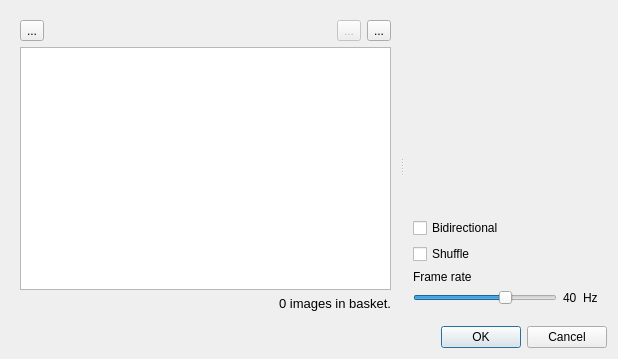
Old version of the form src/BasketSelectionDialog.ui in the repository markus-wa/glmixer-mirror.
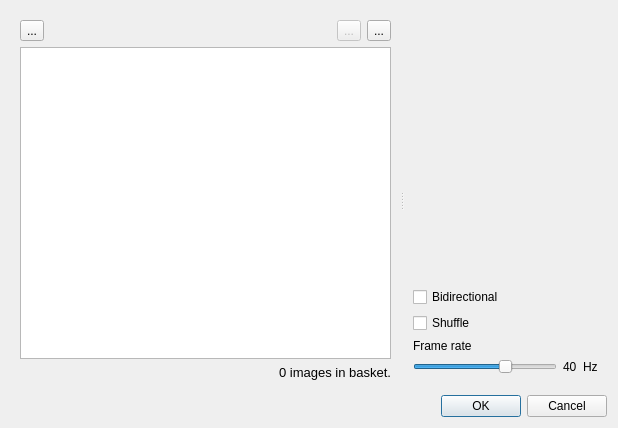
New version of the form. Icons and pictures are not drawn. Custom widgets are drawn as their Qt base class.

Commit message: Working implementation of Basket Source and of Basket Source creation GUI.

```diff
--- a/src/BasketSelectionDialog.ui
+++ b/src/BasketSelectionDialog.ui
@@ -7,7 +7,7 @@
     <x>0</x>
     <y>0</y>
     <width>618</width>
-    <height>359</height>
+    <height>428</height>
    </rect>
   </property>
   <property name="windowTitle">
```
The commit also changes 5 other files.
